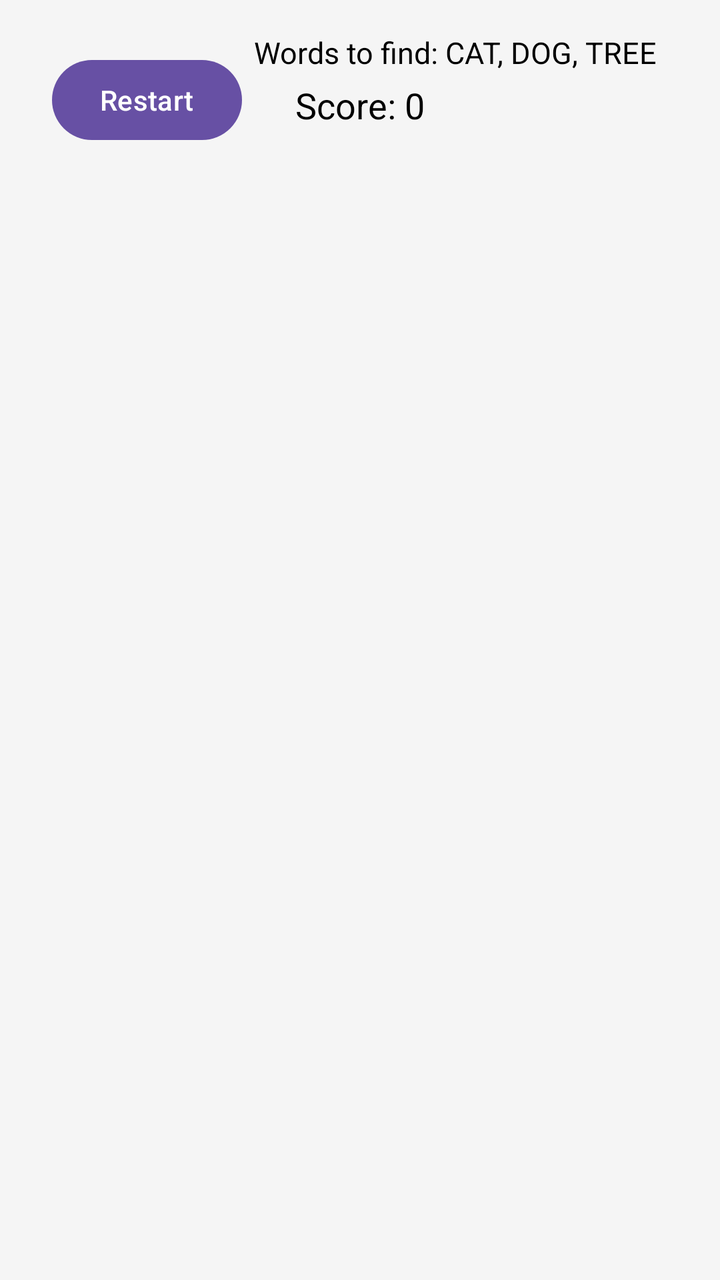
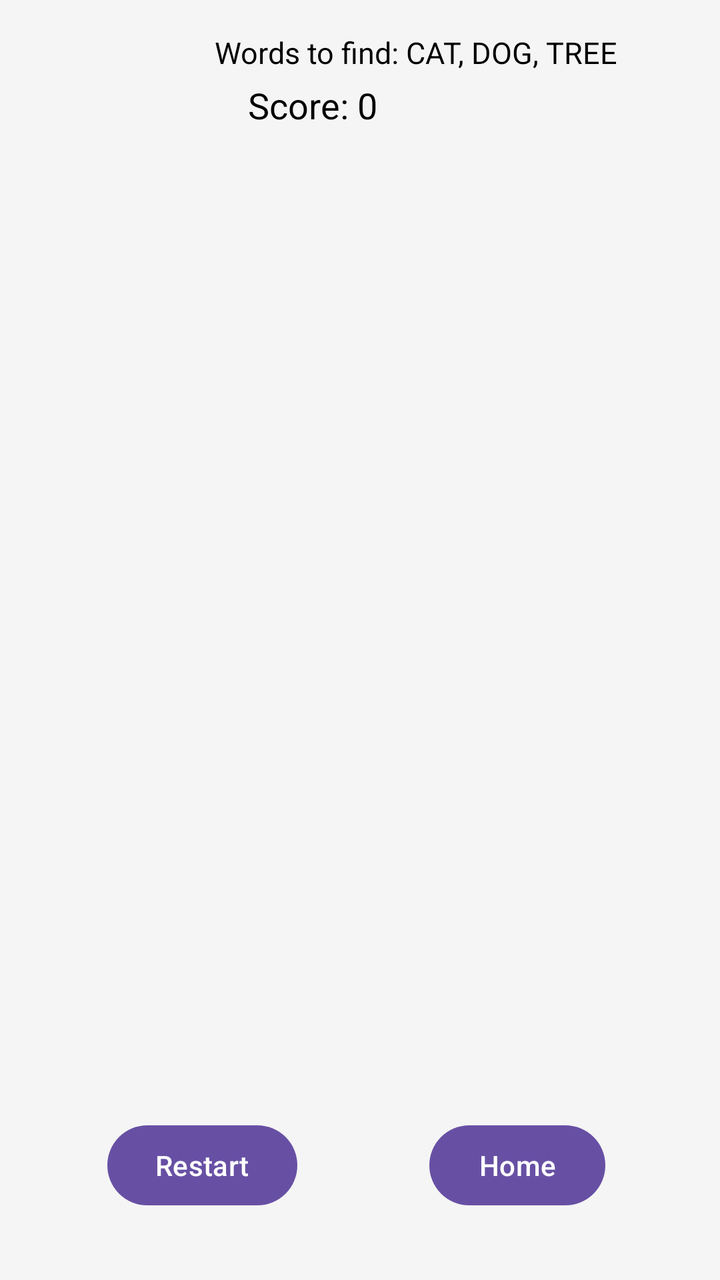

An Android layout rendered at two revisions. The XML below is the earlier revision; the diff shows what the commit changed to produce the second picture.
<!-- AndroidManifest.xml: application theme Theme.AppInterface1 -->
<!-- res/layout/activity_word_search.xml -->
<?xml version="1.0" encoding="utf-8"?>
<androidx.constraintlayout.widget.ConstraintLayout xmlns:android="http://schemas.android.com/apk/res/android"
    xmlns:app="http://schemas.android.com/apk/res-auto"
    xmlns:tools="http://schemas.android.com/tools"
    android:layout_width="match_parent"
    android:layout_height="match_parent"
    android:padding="16dp"
    android:background="#f5f5f5"
    tools:context=".MainActivity">

    

    
    <TextView
        android:id="@+id/wordListTextView"
        android:layout_width="wrap_content"
        android:layout_height="wrap_content"
        android:text="Words to find: CAT, DOG, TREE"
        android:textColor="#000000"
        android:textSize="15sp"
        app:layout_constraintEnd_toEndOf="parent"
        app:layout_constraintHorizontal_bias="0.877"
        app:layout_constraintStart_toStartOf="parent"
        app:layout_constraintTop_toTopOf="parent" />

    

    <TextView
        android:id="@+id/scoreTextView"
        android:layout_width="wrap_content"
        android:layout_height="wrap_content"
        android:layout_marginTop="4dp"
        android:text="Score: 0"
        android:textColor="#000000"
        android:textSize="18sp"
        app:layout_constraintEnd_toEndOf="parent"
        app:layout_constraintStart_toStartOf="parent"
        app:layout_constraintTop_toBottomOf="@id/wordListTextView" />

    <GridLayout
        android:id="@+id/gridLayout"
        android:layout_width="match_parent"
        android:layout_height="0dp"
        android:layout_marginTop="20dp"
        android:columnCount="10"
        android:orientation="horizontal"
        android:rowCount="10"
        app:layout_constraintBottom_toBottomOf="parent"
        app:layout_constraintTop_toBottomOf="@id/scoreTextView"
        app:layout_constraintVertical_bias="0.0"
        tools:layout_editor_absoluteX="-6dp">

    </GridLayout>

    <Button
        android:id="@+id/restartButton"
        android:layout_width="wrap_content"
        android:layout_height="wrap_content"
        android:layout_margin="10dp"
        android:onClick="changeActivity"
        android:text="Restart"
        app:layout_constraintStart_toStartOf="parent"
        app:layout_constraintTop_toTopOf="parent" />



</androidx.constraintlayout.widget.ConstraintLayout>
<!-- resources referenced by this layout -->
<resources>
  <style name="Theme.AppInterface1" parent="Base.Theme.AppInterface1" />
  <style name="Base.Theme.AppInterface1" parent="Theme.Material3.DayNight.NoActionBar">
          
          
      </style>
</resources>

<!-- the commit's change to res/layout/activity_word_search.xml (unified diff, before → after) -->
@@ -4,13 +4,16 @@
     xmlns:tools="http://schemas.android.com/tools"
     android:layout_width="match_parent"
     android:layout_height="match_parent"
+    android:background="#f5f5f5"
     android:padding="16dp"
-    android:background="#f5f5f5"
     tools:context=".MainActivity">
 
     
 
     
+
+    
+
     <TextView
         android:id="@+id/wordListTextView"
         android:layout_width="wrap_content"
@@ -19,11 +22,9 @@
         android:textColor="#000000"
         android:textSize="15sp"
         app:layout_constraintEnd_toEndOf="parent"
-        app:layout_constraintHorizontal_bias="0.877"
+        app:layout_constraintHorizontal_bias="0.72"
         app:layout_constraintStart_toStartOf="parent"
         app:layout_constraintTop_toTopOf="parent" />
-
-    
 
     <TextView
         android:id="@+id/scoreTextView"
@@ -34,21 +35,25 @@
         android:textColor="#000000"
         android:textSize="18sp"
         app:layout_constraintEnd_toEndOf="parent"
+        app:layout_constraintHorizontal_bias="0.41"
         app:layout_constraintStart_toStartOf="parent"
         app:layout_constraintTop_toBottomOf="@id/wordListTextView" />
 
+    
+
     <GridLayout
         android:id="@+id/gridLayout"
-        android:layout_width="match_parent"
-        android:layout_height="0dp"
+        android:layout_width="403dp"
+        android:layout_height="460dp"
         android:layout_marginTop="20dp"
         android:columnCount="10"
         android:orientation="horizontal"
         android:rowCount="10"
         app:layout_constraintBottom_toBottomOf="parent"
+        app:layout_constraintEnd_toEndOf="parent"
+        app:layout_constraintStart_toStartOf="parent"
         app:layout_constraintTop_toBottomOf="@id/scoreTextView"
-        app:layout_constraintVertical_bias="0.0"
-        tools:layout_editor_absoluteX="-6dp">
+        app:layout_constraintVertical_bias="0.0">
 
     </GridLayout>
 
@@ -56,12 +61,26 @@
         android:id="@+id/restartButton"
         android:layout_width="wrap_content"
         android:layout_height="wrap_content"
-        android:layout_margin="10dp"
         android:onClick="changeActivity"
         android:text="Restart"
+        app:layout_constraintBottom_toBottomOf="parent"
+        app:layout_constraintEnd_toEndOf="parent"
+        app:layout_constraintHorizontal_bias="0.161"
         app:layout_constraintStart_toStartOf="parent"
-        app:layout_constraintTop_toTopOf="parent" />
+        app:layout_constraintTop_toBottomOf="@+id/gridLayout"
+        app:layout_constraintVertical_bias="0.442" />
 
-
+    <Button
+        android:id="@+id/homeButton"
+        android:layout_width="wrap_content"
+        android:layout_height="wrap_content"
+        android:onClick="changeActivity"
+        android:text="Home"
+        app:layout_constraintBottom_toBottomOf="parent"
+        app:layout_constraintEnd_toEndOf="parent"
+        app:layout_constraintHorizontal_bias="0.828"
+        app:layout_constraintStart_toStartOf="parent"
+        app:layout_constraintTop_toBottomOf="@+id/gridLayout"
+        app:layout_constraintVertical_bias="0.442" />
 
 </androidx.constraintlayout.widget.ConstraintLayout>
